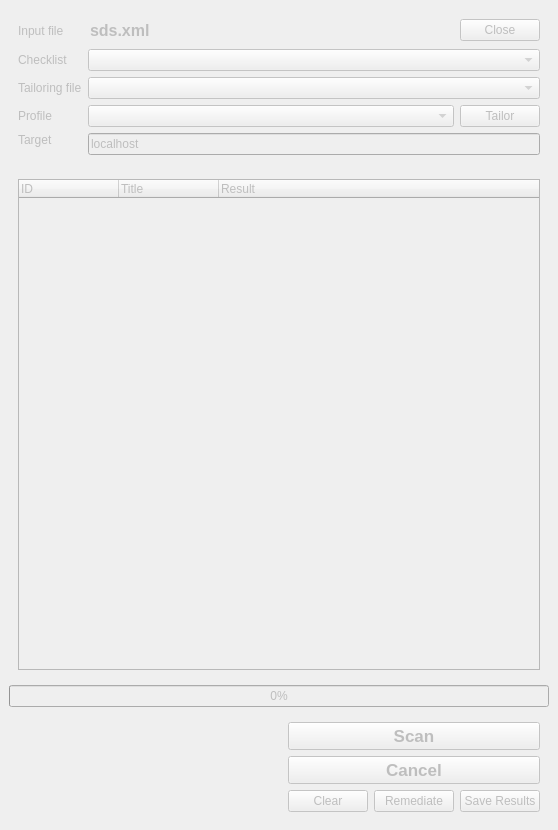
Old version of the form ui/MainWindow.ui in the repository OpenSCAP/scap-workbench.
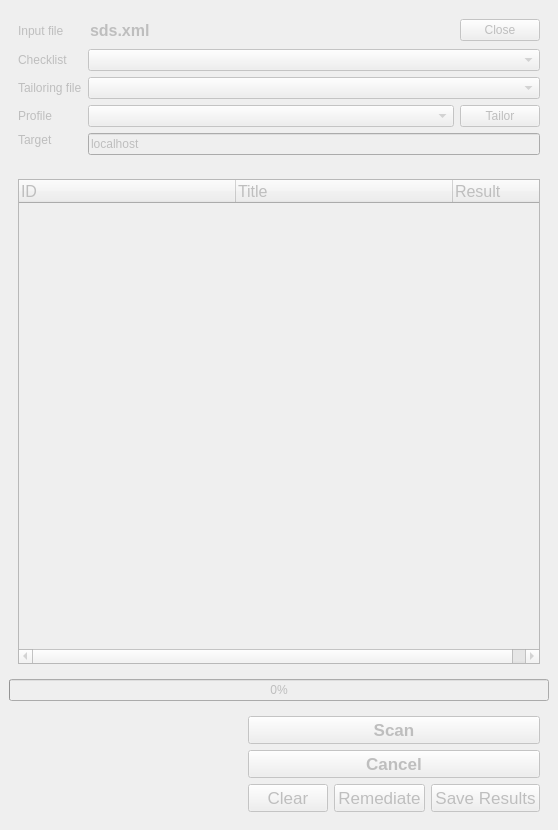
New version of the form.

```diff
--- a/ui/MainWindow.ui
+++ b/ui/MainWindow.ui
@@ -125,6 +125,14 @@
       <layout class="QVBoxLayout" name="verticalLayout_2">
        <item>
         <widget class="QTreeWidget" name="ruleResultsTree">
+         <property name="font">
+          <font>
+           <pointsize>12</pointsize>
+          </font>
+         </property>
+         <attribute name="headerDefaultSectionSize">
+          <number>217</number>
+         </attribute>
          <column>
           <property name="text">
            <string>ID</string>
@@ -237,6 +245,11 @@
              </property>
              <item>
               <widget class="QPushButton" name="clearButton">
+               <property name="font">
+                <font>
+                 <pointsize>13</pointsize>
+                </font>
+               </property>
                <property name="text">
                 <string>Clear</string>
                </property>
@@ -247,6 +260,11 @@
                <property name="enabled">
                 <bool>false</bool>
                </property>
+               <property name="font">
+                <font>
+                 <pointsize>13</pointsize>
+                </font>
+               </property>
                <property name="text">
                 <string>Remediate</string>
                </property>
@@ -263,6 +281,11 @@
                <property name="enabled">
                 <bool>false</bool>
                </property>
+               <property name="font">
+                <font>
+                 <pointsize>13</pointsize>
+                </font>
+               </property>
                <property name="text">
                 <string>Save Results</string>
                </property>
```
Left out of the diff: 68 changed lines with no effect on the pictures.
